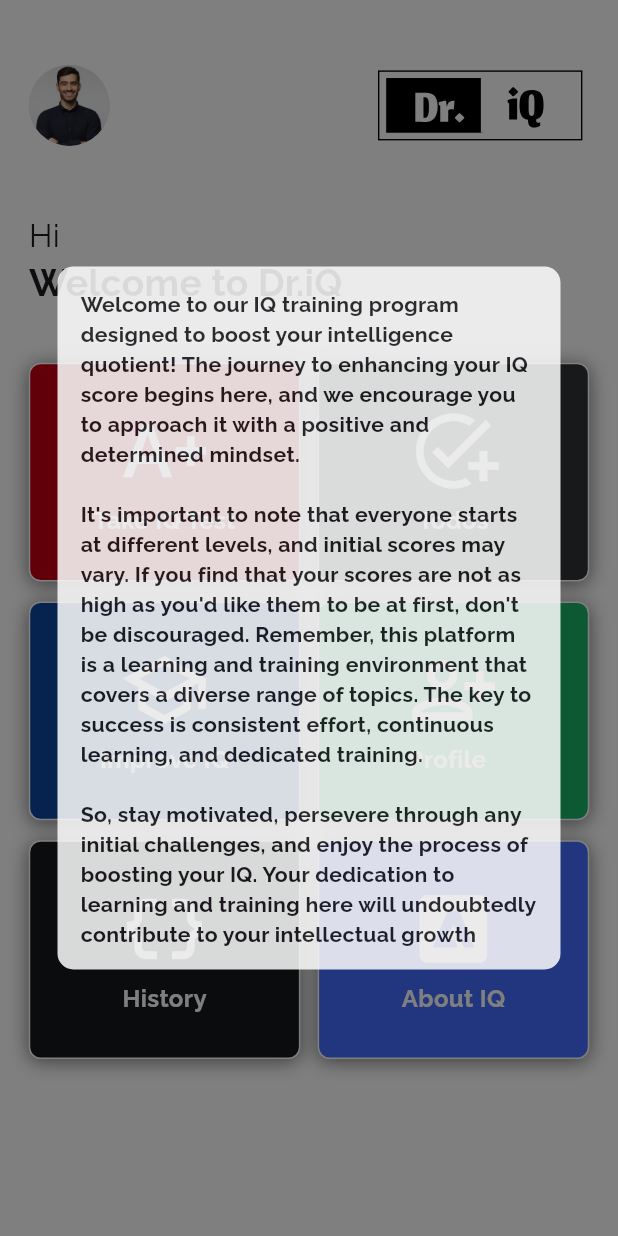
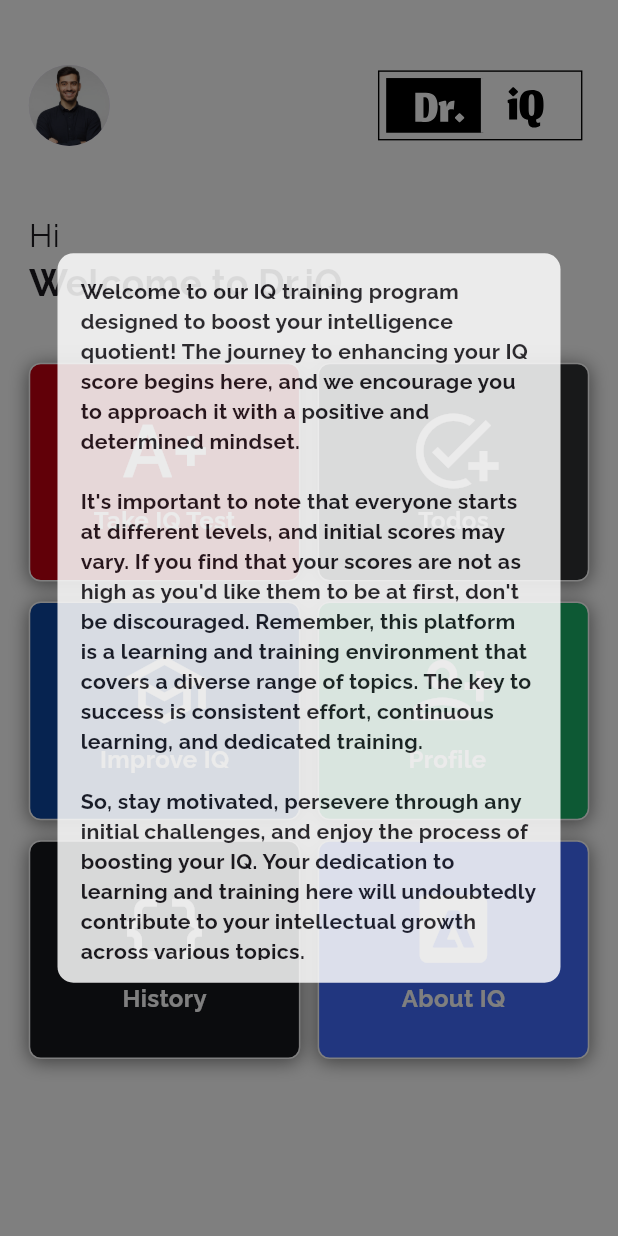
Before and after one commit to TheAbror/dr_iq, a Flutter app: the screen it shows after launch, after a tap on "Continue", on a phone screen of 412 x 824 dp. Run offline on Flutter 3.47's test engine with Material 3 defaults, Android fonts, the phone set to English and light mode, and no system bars; our stand-ins replace chopper, equatable, fl_chart, flutter_bloc, flutter_screenutil, flutter_svg and 4 more; missing offline and left inert: flutter_dialogs; accounts and stored records are empty; generated files the repository leaves out were written again.

Commit message:
dialog corrections

```diff
--- a/lib/ui/home_page/home_page.dart
+++ b/lib/ui/home_page/home_page.dart
@@ -83,7 +83,7 @@ class _HomePageState extends State<HomePage> with TickerProviderStateMixin {
                 GestureDetector(
                   onTap: () => Navigator.pop(context),
                   child: Container(
-                    height: 530.h,
+                    height: 550.h,
                     width: 350.w,
                     padding: EdgeInsets.all(16.w),
                     decoration: BoxDecoration(
```
Also changed, not shown: 2 other files.
